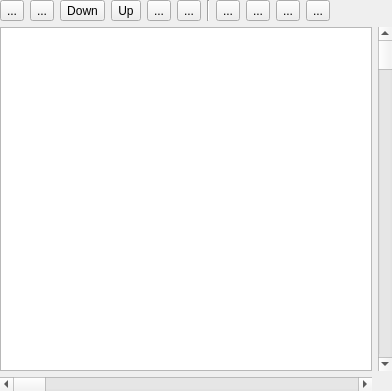
Above: src/StarRPGEditor/StarRPGEditor/map_view.ui from wasedaigo/star-rpg-editor before the change. Below: the same form after it.
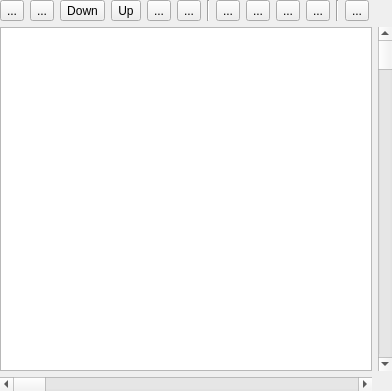
That is the form after the change. Icons and pictures are not drawn.

What changed in the file:
```diff
--- a/src/StarRPGEditor/StarRPGEditor/map_view.ui
+++ b/src/StarRPGEditor/StarRPGEditor/map_view.ui
@@ -193,6 +193,27 @@
          </property>
         </widget>
        </item>
+       <item>
+        <widget class="Line" name="line_2">
+         <property name="orientation">
+          <enum>Qt::Vertical</enum>
+         </property>
+        </widget>
+       </item>
+       <item>
+        <widget class="QToolButton" name="databaseButton">
+         <property name="text">
+          <string>...</string>
+         </property>
+         <property name="icon">
+          <iconset resource="main.qrc">
+           <normaloff>:/main/res/icon/tile_set.xpm</normaloff>:/main/res/icon/tile_set.xpm</iconset>
+         </property>
+         <property name="checkable">
+          <bool>false</bool>
+         </property>
+        </widget>
+       </item>
        <item>
         <spacer name="horizontalSpacer_2">
          <property name="orientation">
```
